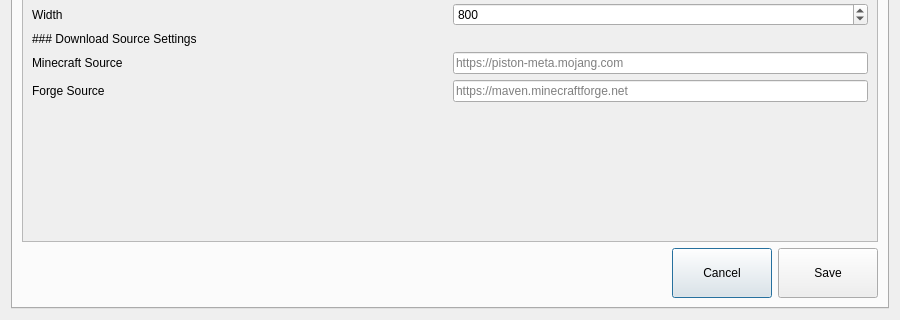
constant-e/CEMCL, file res/Settings.ui: the form before one commit; both pictures show x 0 to 900 and y 280 to 600 of the 900 by 600 pixel window.
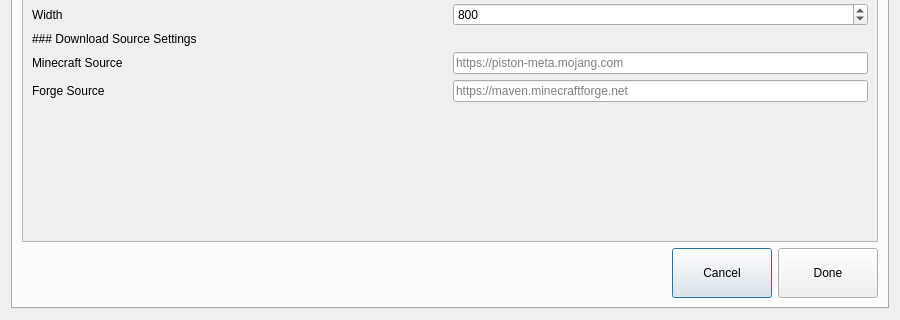
The form after the commit.

```diff
--- a/res/Settings.ui
+++ b/res/Settings.ui
@@ -436,15 +436,9 @@
         </widget>
        </item>
        <item>
-        <layout class="QHBoxLayout" name="genLayout"/>
-       </item>
-       <item>
-        <layout class="QHBoxLayout" name="gameLayout"/>
-       </item>
-       <item>
-        <layout class="QHBoxLayout" name="settingsBtnsLayout">
+        <layout class="QHBoxLayout" name="MainHLayout">
          <item>
-          <spacer name="settingsHSpacer">
+          <spacer name="HSpacer">
            <property name="locale">
             <locale language="English" country="UnitedStates"/>
            </property>
@@ -482,7 +476,7 @@
           </widget>
          </item>
          <item>
-          <widget class="QPushButton" name="saveBtn">
+          <widget class="QPushButton" name="DoneBtn">
            <property name="sizePolicy">
             <sizepolicy hsizetype="Fixed" vsizetype="Fixed">
              <horstretch>0</horstretch>
@@ -499,7 +493,7 @@
             <locale language="English" country="UnitedStates"/>
            </property>
            <property name="text">
-            <string>Save</string>
+            <string>Done</string>
            </property>
           </widget>
          </item>
```
Left out of the diff: 86 changed lines with no effect on the pictures.
